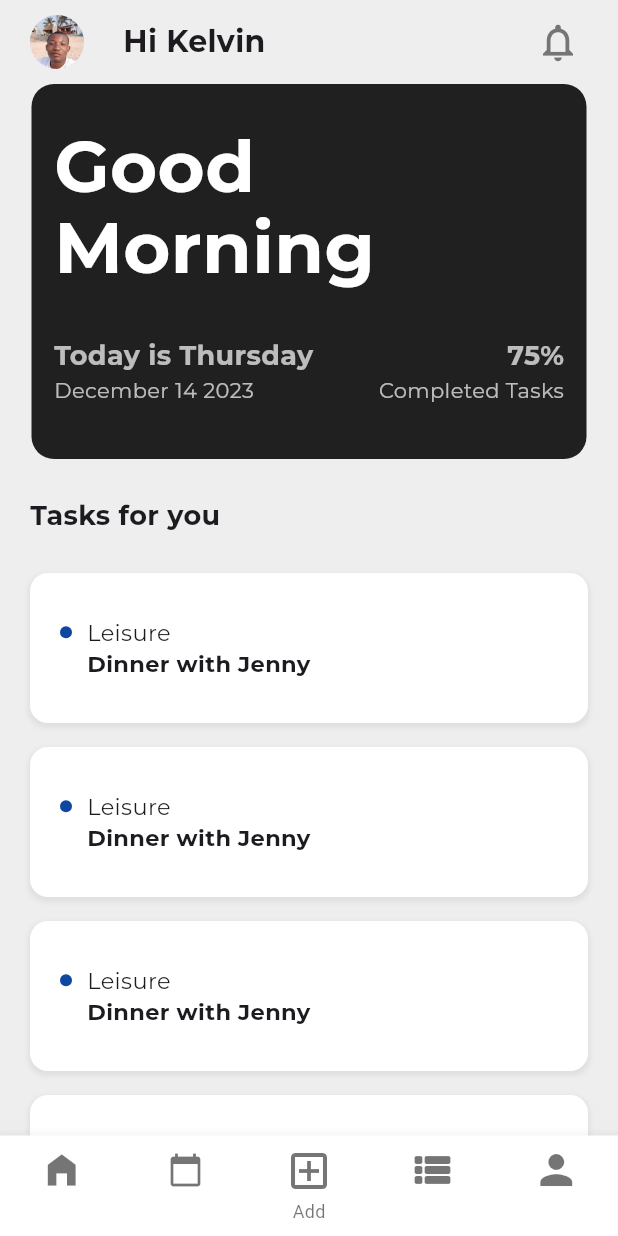
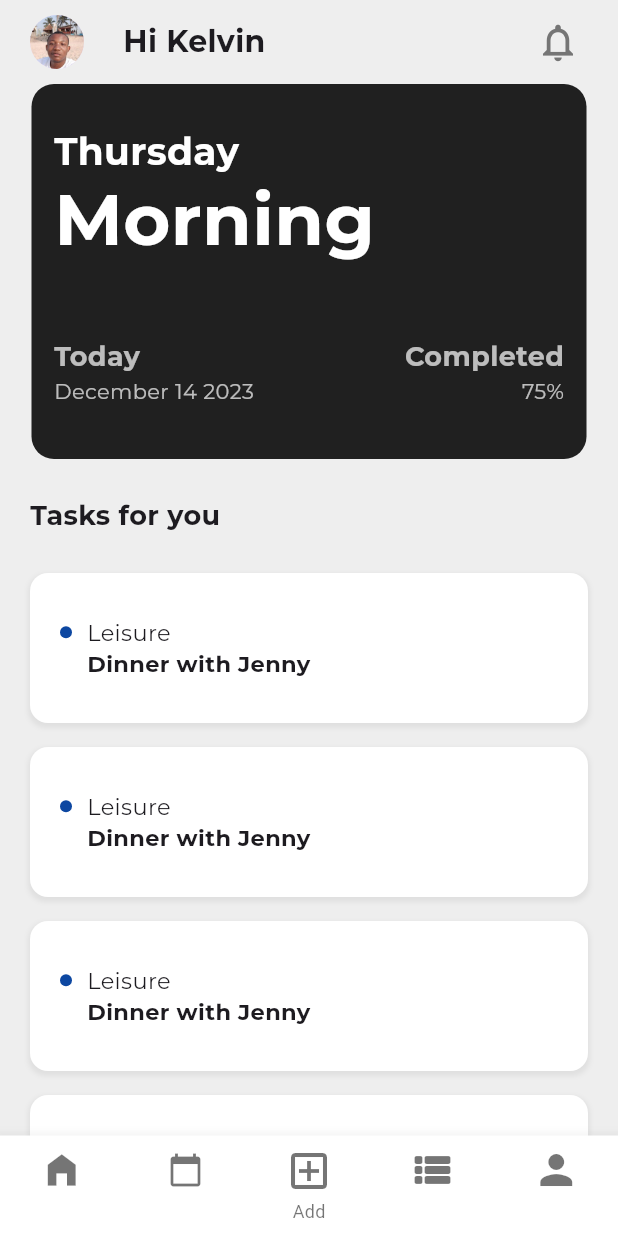
Before and after one commit to KelvinJC/productivo, a Flutter app: the screen it shows once a user with an empty profile is signed in, on a phone screen of 412 x 824 dp. Run offline on Flutter 3.47's test engine with Material 3 defaults, Android fonts, the phone set to English and light mode, and no system bars; our stand-ins replace firebase_auth, firebase_core, flutter_svg, google_fonts, table_calendar; accounts and stored records are empty.

```diff
--- a/lib/components/greeting_card.dart
+++ b/lib/components/greeting_card.dart
@@ -14,12 +14,16 @@ class GreetUserCard extends StatelessWidget {
     String hourOfDay = formattedTime.split(':')[0];
 
     switch (int.parse(hourOfDay)) {
-      case < 12:
+      case < 12 && >= 0:      // 00:00 am - 11:59 am
         return 'Morning';
-      case < 16 && >= 12:
+      case == 12:             // 12:00 pm - 12:59 pm
+        return 'Noon';
+      case < 16 && > 12:      // 13:00 pm - 15:59 pm
         return 'Afternoon';
-      default:
+      case >= 16 && <= 19:    // 16:00 pm - 19:59 pm
         return 'Evening';
+      default:                // 20:00 pm - 23:59 pm
+        return 'Night';
     }
   }
 
@@ -45,15 +49,14 @@ class GreetUserCard extends StatelessWidget {
         crossAxisAlignment: CrossAxisAlignment.start,
         children: [
           Text(
-            'Good',
+            'Thursday',
             style: GoogleFonts.montserrat(
                 fontWeight: FontWeight.bold,
-                fontSize: 48,
+                fontSize: 25,
                 color: Colors.white,
                 height: 0.8,
             ),
           ),
-          SizedBox(height: 0.1,),
           Text(
             appropriateGreeting(_currentTime),
             style: GoogleFonts.montserrat(
@@ -62,12 +65,12 @@ class GreetUserCard extends StatelessWidget {
                 color: Colors.white
             ),
           ),
-          SizedBox(height: 25,),
+          SizedBox(height: 45,),
           Row(
             mainAxisAlignment: MainAxisAlignment.spaceBetween,
             children: [
               Text(
-                'Today is $currentDay',
+                'Today  ',//$currentDay',
                 style: GoogleFonts.montserrat(
                     fontWeight: FontWeight.bold,
                     fontSize: 18,
@@ -75,7 +78,7 @@ class GreetUserCard extends StatelessWidget {
                 ),
               ),
               Text(
-                '75%',
+                'Completed',
                 style: GoogleFonts.montserrat(
                     fontWeight: FontWeight.bold,
                     fontSize: 18,
@@ -96,7 +99,7 @@ class GreetUserCard extends StatelessWidget {
                 ),
               ),
               Text(
-                'Completed Tasks',
+                '75%',
                 style: GoogleFonts.montserrat(
                   // fontWeight: FontWeight.bold,
                     fontSize: 14,
```
